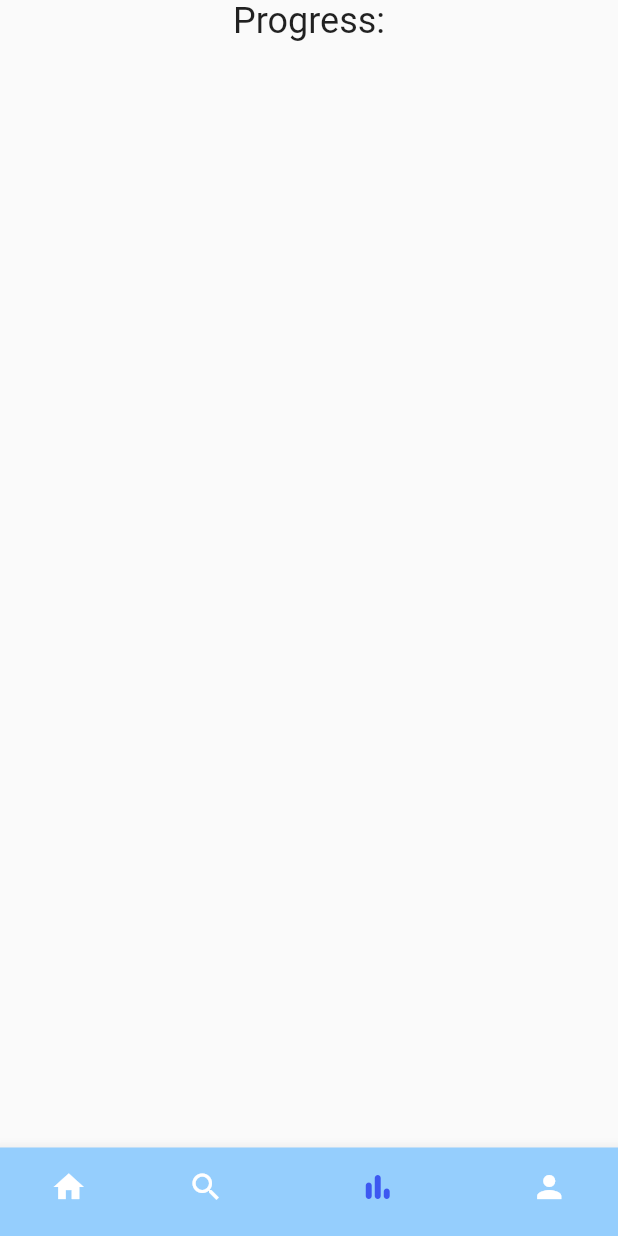
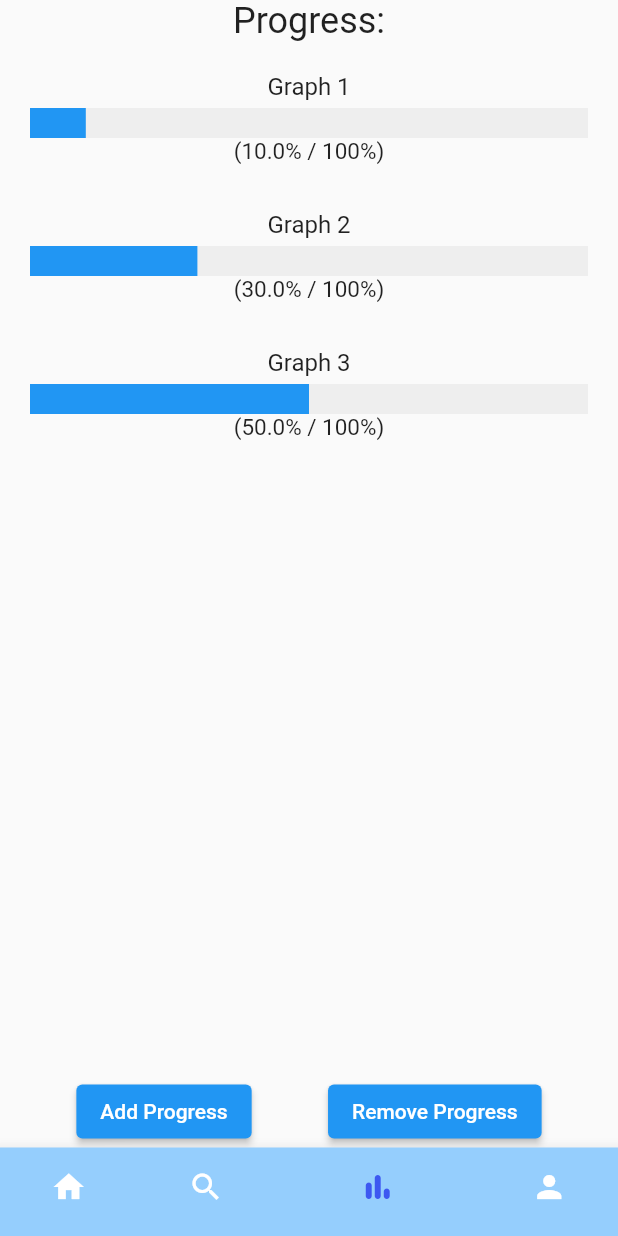
Before and after one commit to a00896/calendar_flutter, a Flutter app: the screen it shows once a user with an empty profile is signed in, item 3 of the bottom bar chosen, on a phone screen of 412 x 824 dp. Run offline on Flutter 3.47's test engine with Material 2 defaults, Android fonts, the phone set to English and light mode, and no system bars; our stand-ins replace cloud_firestore, firebase_auth, firebase_core, firebase_storage, fluttertoast, font_awesome_flutter and 3 more; accounts and stored records are empty.

Commit message:
Add files via upload

```diff
--- a/lib/screens/progresspage.dart
+++ b/lib/screens/progresspage.dart
@@ -10,7 +10,11 @@ class ProgressPage extends StatefulWidget {
 class ProgressPageState extends State<ProgressPage> {
   var collection_url = 'users/yWzLtNsNz2UrJjvGGq1lmR4aOVv2/calendars';
   Map<String, List> mySelectedEvents = {};
-  List<ProgressData> progressList = [ ];
+  List<ProgressData> progressList = [
+    ProgressData(name: 'Graph 1', progress: 0.1),
+    ProgressData(name: 'Graph 2', progress: 0.3),
+    ProgressData(name: 'Graph 3', progress: 0.5),
+  ];
 
   @override
   void initState() {
@@ -103,23 +107,19 @@ class ProgressPageState extends State<ProgressPage> {
             SizedBox(height: 20),
             Expanded(
               child: ListView.separated(
-                itemCount: mySelectedEvents.length,
-                separatorBuilder: (context, index) => SizedBox(height: 10),
+                itemCount: progressList.length,
+                separatorBuilder: (context, index) => SizedBox(height: 10), // 그래프 사이 간격
                 itemBuilder: (context, index) {
-                  var date = mySelectedEvents.keys.elementAt(index);
-                  var events = mySelectedEvents[date];
-                  var eventName = events?.first['title'] ?? '';
-
                   return Padding(
-                    padding: EdgeInsets.symmetric(horizontal: 20),
+                    padding: EdgeInsets.symmetric(horizontal: 20), // 좌우 여백 설정
                     child: Column(
                       children: [
                         Text(
-                          date,
+                          progressList[index].name,
                           style: TextStyle(fontSize: 16),
                         ),
                         SizedBox(height: 5),
-                        ProgressBar(progress: 0.0, name: eventName),
+                        ProgressBar(progress: progressList[index].progress),
                       ],
                     ),
                   );
@@ -127,6 +127,25 @@ class ProgressPageState extends State<ProgressPage> {
               ),
             ),
             SizedBox(height: 20),
+            Row(
+              mainAxisAlignment: MainAxisAlignment.spaceEvenly,
+              children: [
+                ElevatedButton(
+                  onPressed: () {
+                    addProgressData(
+                      ProgressData(name: 'New Graph', progress: 0.7),
+                    );
+                  },
+                  child: Text('Add Progress'),
+                ),
+                ElevatedButton(
+                  onPressed: () {
+                    removeProgressData();
+                  },
+                  child: Text('Remove Progress'),
+                ),
+              ],
+            ),
           ],
         ),
       ),
@@ -134,19 +153,18 @@ class ProgressPageState extends State<ProgressPage> {
   }
 }
 
-class ProgressBar extends StatelessWidget {
+  class ProgressBar extends StatelessWidget {
   final double progress;
-  final String name;
 
-  const ProgressBar({required this.progress, required this.name});
+  const ProgressBar({required this.progress});
 
   @override
   Widget build(BuildContext context) {
     return Column(
       children: [
         Container(
-          width: 1000,
-          height: 20,
+          width: 1000, // 가로 길이를 최대로 확장
+          height: 20, // 그래프의 높이
           child: LinearProgressIndicator(
             value: progress,
             backgroundColor: Colors.grey[200],
```
Also changed, not shown: lib/screens/event_calendar_screen.dart (+11 -4 lines), lib/screens/event_calendar.dart (line endings or trailing spaces).
